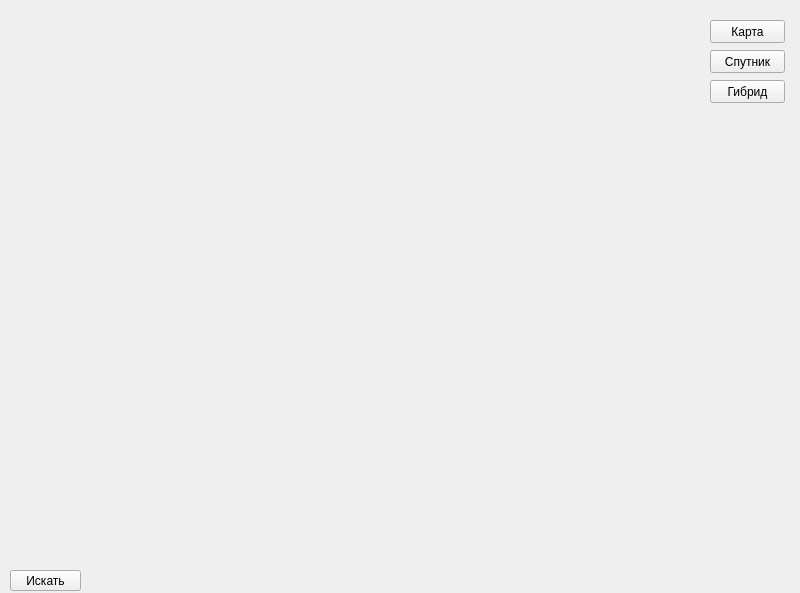
Qt form main.ui (Lidne/MapsApi) before a commit.
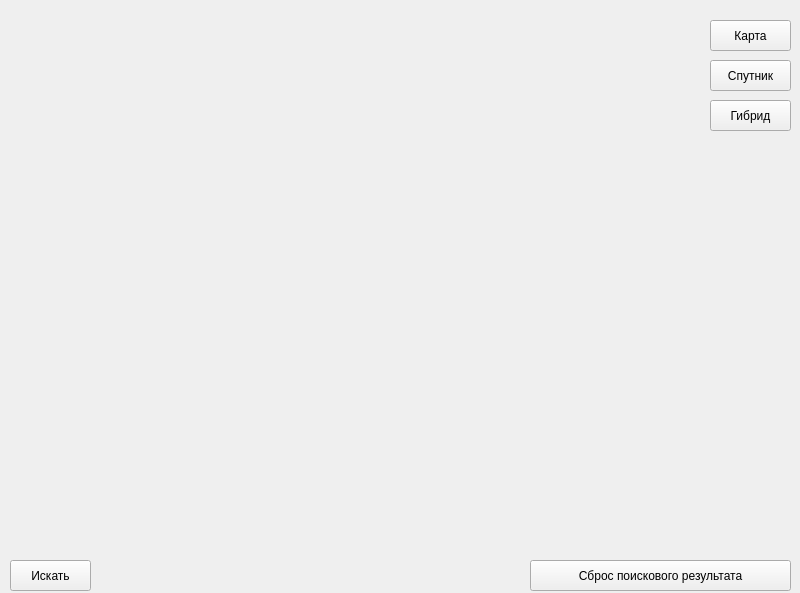
The same form after that commit.

The edit to the form file:
```diff
--- a/main.ui
+++ b/main.ui
@@ -31,9 +31,9 @@
     <property name="geometry">
      <rect>
       <x>10</x>
-      <y>570</y>
-      <width>71</width>
-      <height>21</height>
+      <y>560</y>
+      <width>81</width>
+      <height>31</height>
      </rect>
     </property>
     <property name="focusPolicy">
@@ -51,8 +51,8 @@
      <rect>
       <x>710</x>
       <y>20</y>
-      <width>75</width>
-      <height>23</height>
+      <width>81</width>
+      <height>31</height>
      </rect>
     </property>
     <property name="tabletTracking">
@@ -69,9 +69,9 @@
     <property name="geometry">
      <rect>
       <x>710</x>
-      <y>50</y>
-      <width>75</width>
-      <height>23</height>
+      <y>60</y>
+      <width>81</width>
+      <height>31</height>
      </rect>
     </property>
     <property name="mouseTracking">
@@ -94,9 +94,9 @@
     <property name="geometry">
      <rect>
       <x>710</x>
-      <y>80</y>
-      <width>75</width>
-      <height>23</height>
+      <y>100</y>
+      <width>81</width>
+      <height>31</height>
      </rect>
     </property>
     <property name="mouseTracking">
@@ -121,7 +121,7 @@
    <widget class="QLabel" name="toponym_l">
     <property name="geometry">
      <rect>
-      <x>90</x>
+      <x>100</x>
       <y>570</y>
       <width>421</width>
       <height>21</height>
@@ -131,6 +131,22 @@
      <string/>
     </property>
    </widget>
+   <widget class="QPushButton" name="reset">
+    <property name="geometry">
+     <rect>
+      <x>530</x>
+      <y>560</y>
+      <width>261</width>
+      <height>31</height>
+     </rect>
+    </property>
+    <property name="focusPolicy">
+     <enum>Qt::NoFocus</enum>
+    </property>
+    <property name="text">
+     <string>Сброс поискового результата</string>
+    </property>
+   </widget>
   </widget>
  </widget>
  <resources/>
```
Left out of the diff: 2 changed lines with no effect on the pictures.
